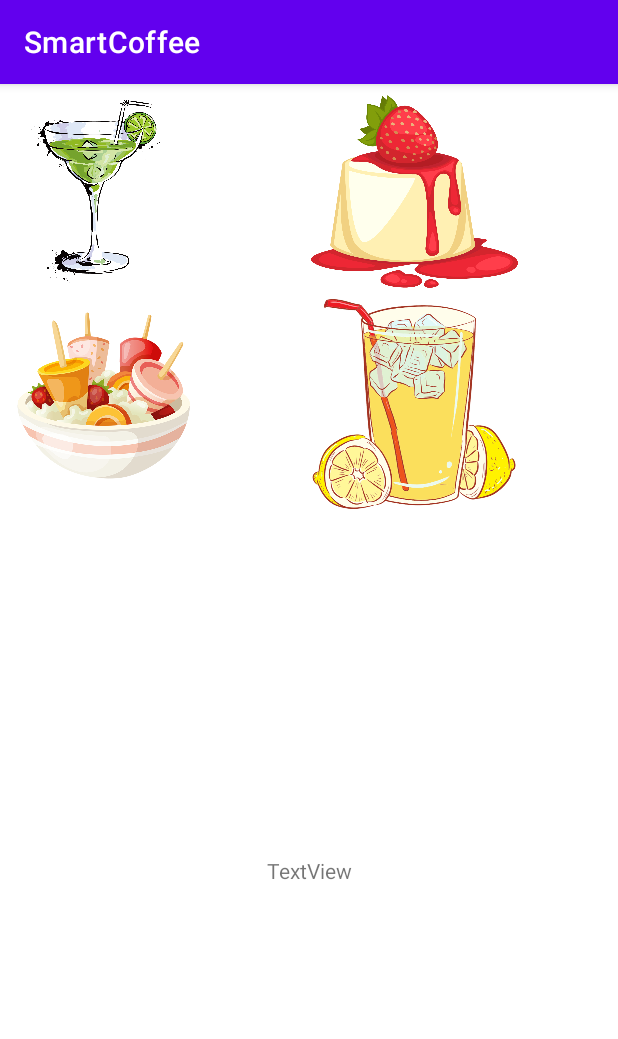
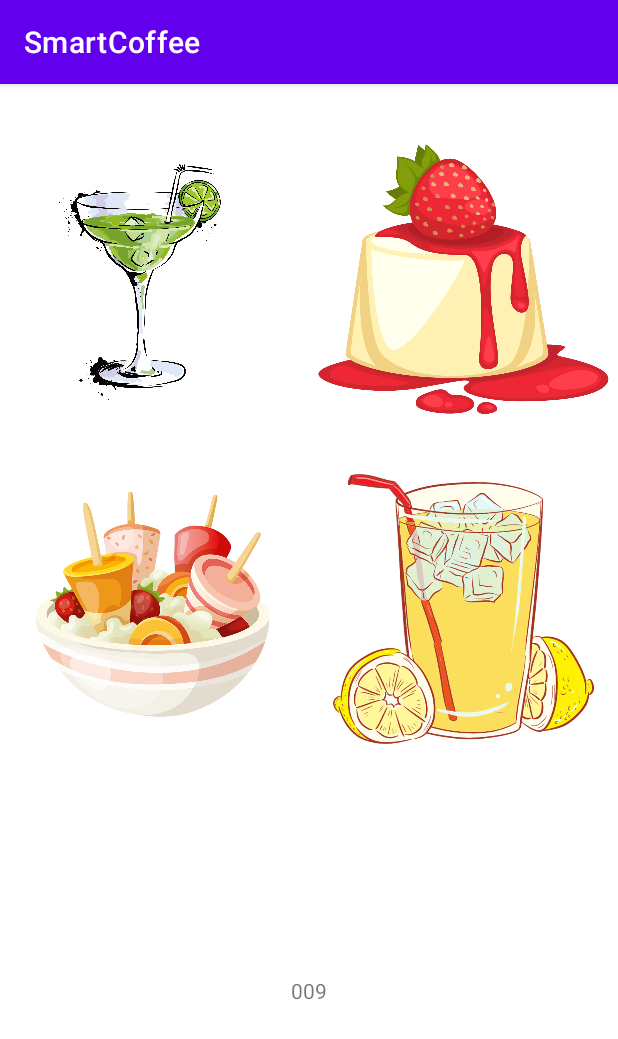
Before and after one commit to Brav9/SmartCoffee, an Android app: the screen it shows after launch (MainActivity), on a phone screen of 412 x 824 dp. Shown: the top 1039 px of the screen. Run offline under Robolectric (Android 15) with nearby library versions, the phone set to English and light mode, and no system bars.

Commit message:
Добавление StartFragment.kt

```diff
--- a/app/build.gradle
+++ b/app/build.gradle
@@ -37,6 +37,7 @@
     implementation 'androidx.appcompat:appcompat:1.5.1'
     implementation 'com.google.android.material:material:1.6.1'
     implementation 'androidx.constraintlayout:constraintlayout:2.1.4'
+    implementation 'androidx.navigation:navigation-fragment:2.5.2'
     testImplementation 'junit:junit:4.13.2'
     androidTestImplementation 'androidx.test.ext:junit:1.1.3'
     androidTestImplementation 'androidx.test.espresso:espresso-core:3.4.0'
--- /dev/null
+++ b/app/src/main/java/com/hfad/smartcoffee/StartFragment.kt
@@ -0,0 +1,59 @@
+package com.hfad.smartcoffee
+
+import android.os.Bundle
+import androidx.fragment.app.Fragment
+import android.view.LayoutInflater
+import android.view.View
+import android.view.ViewGroup
+
+// TODO: Rename parameter arguments, choose names that match
+// the fragment initialization parameters, e.g. ARG_ITEM_NUMBER
+private const val ARG_PARAM1 = "param1"
+private const val ARG_PARAM2 = "param2"
+
+/**
+ * A simple [Fragment] subclass.
+ * Use the [StartFragment.newInstance] factory method to
+ * create an instance of this fragment.
+ */
+class StartFragment : Fragment() {
+    // TODO: Rename and change types of parameters
+    private var param1: String? = null
+    private var param2: String? = null
+
+    override fun onCreate(savedInstanceState: Bundle?) {
+        super.onCreate(savedInstanceState)
+        arguments?.let {
+            param1 = it.getString(ARG_PARAM1)
+            param2 = it.getString(ARG_PARAM2)
+        }
+    }
+
+    override fun onCreateView(
+        inflater: LayoutInflater, container: ViewGroup?,
+        savedInstanceState: Bundle?
+    ): View? {
+        // Inflate the layout for this fragment
+        return inflater.inflate(R.layout.fragment_start, container, false)
+    }
+
+    companion object {
+        /**
+         * Use this factory method to create a new instance of
+         * this fragment using the provided parameters.
+         *
+         * @param param1 Parameter 1.
+         * @param param2 Parameter 2.
+         * @return A new instance of fragment StartFragment.
+         */
+        // TODO: Rename and change types and number of parameters
+        @JvmStatic
+        fun newInstance(param1: String, param2: String) =
+            StartFragment().apply {
+                arguments = Bundle().apply {
+                    putString(ARG_PARAM1, param1)
+                    putString(ARG_PARAM2, param2)
+                }
+            }
+    }
+}
--- a/app/src/main/res/layout/activity_main.xml
+++ b/app/src/main/res/layout/activity_main.xml
@@ -6,57 +6,16 @@
     android:layout_height="match_parent"
     tools:context=".MainActivity">
 
-    <androidx.constraintlayout.widget.Guideline
-        android:id="@+id/guideline_center"
-        android:layout_width="wrap_content"
-        android:layout_height="wrap_content"
-        android:orientation="vertical"
-        app:layout_constraintGuide_begin="206dp" />
-
-    <ImageView
-        android:id="@+id/ivCocktail"
-        android:layout_width="140dp"
-        android:layout_height="140dp"
-        app:layout_constraintStart_toStartOf="parent"
+    <androidx.fragment.app.FragmentContainerView
+        android:id="@+id/nav_host_fragment"
+        android:name="androidx.navigation.fragment.NavHostFragment"
+        android:layout_width="0dp"
+        android:layout_height="0dp"
+        app:defaultNavHost="true"
+        app:layout_constraintBottom_toBottomOf="parent"
+        app:layout_constraintLeft_toLeftOf="parent"
+        app:layout_constraintRight_toRightOf="parent"
         app:layout_constraintTop_toTopOf="parent"
-        app:srcCompat="@drawable/cocktail" />
-
-    <ImageView
-        android:id="@+id/ivCake"
-        android:layout_width="138dp"
-        android:layout_height="143dp"
-        app:layout_constraintEnd_toEndOf="parent"
-        app:layout_constraintStart_toEndOf="@+id/ivCocktail"
-        app:layout_constraintTop_toTopOf="parent"
-        app:srcCompat="@drawable/cake" />
-
-    <ImageView
-        android:id="@+id/ivIce"
-        android:layout_width="140dp"
-        android:layout_height="140dp"
-        app:layout_constraintStart_toStartOf="parent"
-        app:layout_constraintTop_toBottomOf="@+id/ivCocktail"
-        app:srcCompat="@drawable/ice" />
-
-    <ImageView
-        android:id="@+id/ivLemonade"
-        android:layout_width="140dp
-"
-        android:layout_height="140dp
-"
-        app:layout_constraintEnd_toEndOf="parent"
-        app:layout_constraintStart_toEndOf="@+id/ivIce"
-        app:layout_constraintTop_toBottomOf="@+id/ivCake"
-        app:srcCompat="@drawable/lemonade" />
-
-    <TextView
-        android:id="@+id/textView"
-        android:layout_width="wrap_content"
-        android:layout_height="wrap_content"
-        android:text="TextView"
-        app:layout_constraintBottom_toBottomOf="parent"
-        app:layout_constraintEnd_toEndOf="parent"
-        app:layout_constraintStart_toStartOf="parent"
-        app:layout_constraintTop_toBottomOf="@+id/ivIce" />
+        app:navGraph="@navigation/nav_graph"/>
 
 </androidx.constraintlayout.widget.ConstraintLayout>
--- /dev/null
+++ b/app/src/main/res/layout/fragment_start.xml
@@ -0,0 +1,66 @@
+<?xml version="1.0" encoding="utf-8"?>
+<androidx.constraintlayout.widget.ConstraintLayout xmlns:android="http://schemas.android.com/apk/res/android"
+    xmlns:app="http://schemas.android.com/apk/res-auto"
+    xmlns:tools="http://schemas.android.com/tools"
+    android:layout_width="match_parent"
+    android:layout_height="match_parent"
+    tools:context=".StartFragment">
+
+    <ImageView
+        android:id="@+id/ivCocktail"
+        android:layout_width="0dp"
+        android:layout_height="180dp"
+        android:layout_marginTop="40dp"
+        app:layout_constraintEnd_toStartOf="@+id/guideline_center"
+        app:layout_constraintStart_toStartOf="parent"
+        app:layout_constraintTop_toTopOf="parent"
+        app:srcCompat="@drawable/cocktail" />
+
+    <ImageView
+        android:id="@+id/ivCake"
+        android:layout_width="0dp"
+        android:layout_height="180dp"
+        android:layout_marginTop="40dp"
+        app:layout_constraintEnd_toEndOf="parent"
+        app:layout_constraintStart_toStartOf="@+id/guideline_center"
+        app:layout_constraintTop_toTopOf="parent"
+        app:srcCompat="@drawable/cake" />
+
+    <ImageView
+        android:id="@+id/ivIce"
+        android:layout_width="0dp"
+        android:layout_height="180dp"
+        android:layout_marginTop="40dp"
+        app:layout_constraintEnd_toStartOf="@+id/guideline_center"
+        app:layout_constraintStart_toStartOf="parent"
+        app:layout_constraintTop_toBottomOf="@+id/ivCocktail"
+        app:srcCompat="@drawable/ice" />
+
+    <ImageView
+        android:id="@+id/ivLemonade"
+        android:layout_width="0dp"
+        android:layout_height="180dp"
+        android:layout_marginTop="40dp"
+        app:layout_constraintEnd_toEndOf="parent"
+        app:layout_constraintStart_toStartOf="@+id/guideline_center"
+        app:layout_constraintTop_toBottomOf="@+id/ivCake"
+        app:srcCompat="@drawable/lemonade" />
+
+    <TextView
+        android:id="@+id/textView"
+        android:layout_width="wrap_content"
+        android:layout_height="wrap_content"
+        android:text="009"
+        app:layout_constraintBottom_toBottomOf="parent"
+        app:layout_constraintEnd_toEndOf="parent"
+        app:layout_constraintStart_toStartOf="parent"
+        app:layout_constraintTop_toBottomOf="@+id/ivIce" />
+
+    <androidx.constraintlayout.widget.Guideline
+        android:id="@+id/guideline_center"
+        android:layout_width="wrap_content"
+        android:layout_height="wrap_content"
+        android:orientation="vertical"
+        app:layout_constraintGuide_percent="0.5"/>
+
+</androidx.constraintlayout.widget.ConstraintLayout>
--- /dev/null
+++ b/app/src/main/res/navigation/nav_graph.xml
@@ -0,0 +1,12 @@
+<?xml version="1.0" encoding="utf-8"?>
+<navigation xmlns:android="http://schemas.android.com/apk/res/android"
+    xmlns:app="http://schemas.android.com/apk/res-auto"
+    xmlns:tools="http://schemas.android.com/tools"
+    android:id="@+id/nav_graph"
+    app:startDestination="@id/startFragment2">
+    <fragment
+        android:id="@+id/startFragment2"
+        android:name="com.hfad.smartcoffee.StartFragment"
+        android:label="fragment_start"
+        tools:layout="@layout/fragment_start" />
+</navigation>
--- a/app/src/main/res/values/strings.xml
+++ b/app/src/main/res/values/strings.xml
@@ -1,3 +1,6 @@
 <resources>
     <string name="app_name">SmartCoffee</string>
+    <string name="select">Выберите продукт</string>
+    <!-- TODO: Remove or change this placeholder text -->
+    <string name="hello_blank_fragment">Hello blank fragment</string>
 </resources>
```
